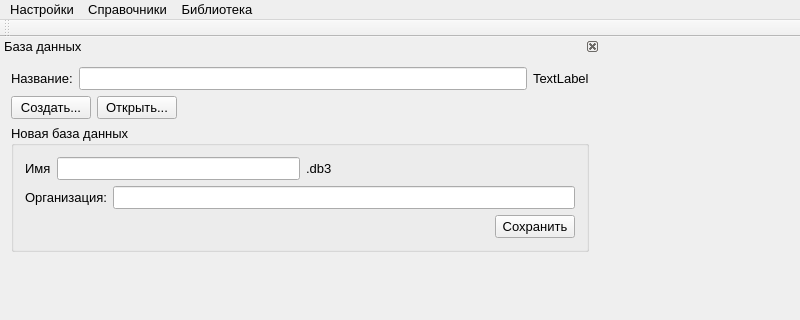
First picture: the form in librarian/librarian.ui, repository Skyrim78/Librarian, before the edit; both pictures show x 0 to 800 and y 0 to 320 of the 800 by 600 pixel window.
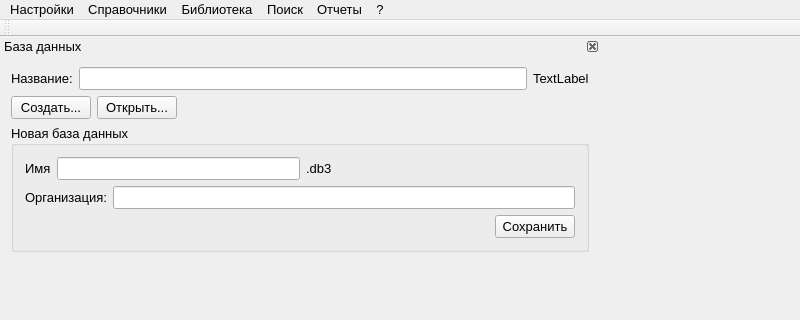
Second picture: the form after the edit.

Patch:
```diff
--- a/librarian/librarian.ui
+++ b/librarian/librarian.ui
@@ -78,9 +78,39 @@
     <addaction name="action_doc_in"/>
     <addaction name="action_doc_out"/>
    </widget>
+   <widget class="QMenu" name="menu_4">
+    <property name="title">
+     <string>Поиск</string>
+    </property>
+    <addaction name="action"/>
+   </widget>
+   <widget class="QMenu" name="menu_5">
+    <property name="title">
+     <string>Отчеты</string>
+    </property>
+    <addaction name="action_2"/>
+    <addaction name="action_3"/>
+    <addaction name="action_4"/>
+    <addaction name="action_5"/>
+    <addaction name="separator"/>
+    <addaction name="action_7"/>
+   </widget>
+   <widget class="QMenu" name="menu_6">
+    <property name="title">
+     <string>?</string>
+    </property>
+    <addaction name="action_8"/>
+    <addaction name="action_9"/>
+    <addaction name="action_Qt"/>
+    <addaction name="separator"/>
+    <addaction name="action_11"/>
+   </widget>
    <addaction name="menu"/>
    <addaction name="menu_2"/>
    <addaction name="menu_3"/>
+   <addaction name="menu_4"/>
+   <addaction name="menu_5"/>
+   <addaction name="menu_6"/>
   </widget>
   <widget class="QToolBar" name="mainToolBar">
    <attribute name="toolBarArea">
```
Left out of the diff: 57 changed lines with no effect on the pictures.
